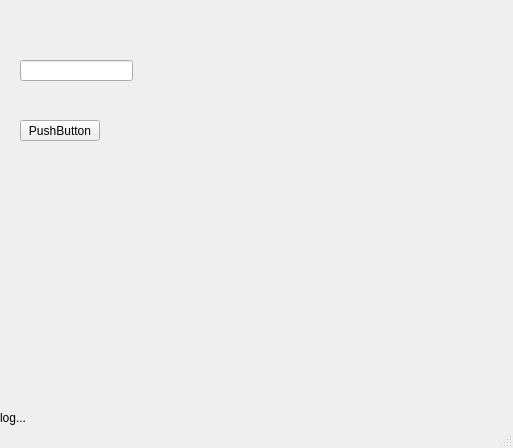
Before: the Qt Designer form MyCalculatorGUI/mainwindow.ui in ElMarshal/MyCalculator, drawn with Qt 5.
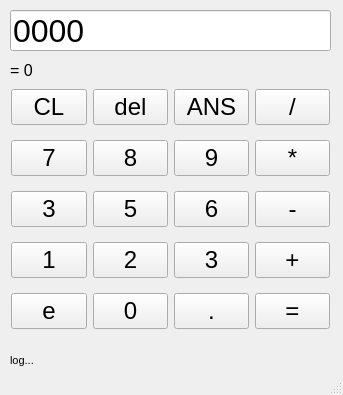
After: the same form once the commit is applied.

Commit message: add classic calculator buttons

Patch:
```diff
--- a/MyCalculatorGUI/mainwindow.ui
+++ b/MyCalculatorGUI/mainwindow.ui
@@ -6,44 +6,39 @@
    <rect>
     <x>0</x>
     <y>0</y>
-    <width>513</width>
-    <height>448</height>
+    <width>343</width>
+    <height>395</height>
    </rect>
   </property>
   <property name="windowTitle">
    <string>MyCalculator</string>
   </property>
   <widget class="QWidget" name="centralwidget">
-   <widget class="QPushButton" name="pushButton">
+   <widget class="QLineEdit" name="edit_exp">
     <property name="geometry">
      <rect>
-      <x>20</x>
-      <y>120</y>
-      <width>80</width>
-      <height>21</height>
+      <x>10</x>
+      <y>10</y>
+      <width>321</width>
+      <height>41</height>
      </rect>
     </property>
+    <property name="font">
+     <font>
+      <pointsize>24</pointsize>
+     </font>
+    </property>
     <property name="text">
-     <string>PushButton</string>
+     <string>0000</string>
     </property>
    </widget>
-   <widget class="QLineEdit" name="lineEdit">
+   <widget class="QLabel" name="lbl_log">
     <property name="geometry">
      <rect>
-      <x>20</x>
-      <y>60</y>
-      <width>113</width>
-      <height>21</height>
-     </rect>
-    </property>
-   </widget>
-   <widget class="QLabel" name="log_label">
-    <property name="geometry">
-     <rect>
-      <x>0</x>
-      <y>410</y>
-      <width>351</width>
-      <height>16</height>
+      <x>10</x>
+      <y>350</y>
+      <width>321</width>
+      <height>20</height>
      </rect>
     </property>
     <property name="sizePolicy">
@@ -52,6 +47,11 @@
       <verstretch>0</verstretch>
      </sizepolicy>
     </property>
+    <property name="font">
+     <font>
+      <pointsize>8</pointsize>
+     </font>
+    </property>
     <property name="text">
      <string>log...</string>
     </property>
@@ -59,6 +59,488 @@
      <bool>false</bool>
     </property>
    </widget>
+   <widget class="QWidget" name="gridLayoutWidget">
+    <property name="geometry">
+     <rect>
+      <x>10</x>
+      <y>80</y>
+      <width>321</width>
+      <height>261</height>
+     </rect>
+    </property>
+    <layout class="QGridLayout" name="gridLayout">
+     <property name="leftMargin">
+      <number>1</number>
+     </property>
+     <property name="rightMargin">
+      <number>1</number>
+     </property>
+     <property name="bottomMargin">
+      <number>1</number>
+     </property>
+     <property name="verticalSpacing">
+      <number>6</number>
+     </property>
+     <item row="3" column="2">
+      <widget class="QPushButton" name="btn_3">
+       <property name="sizePolicy">
+        <sizepolicy hsizetype="Minimum" vsizetype="Maximum">
+         <horstretch>0</horstretch>
+         <verstretch>0</verstretch>
+        </sizepolicy>
+       </property>
+       <property name="font">
+        <font>
+         <pointsize>18</pointsize>
+         <kerning>true</kerning>
+        </font>
+       </property>
+       <property name="autoFillBackground">
+        <bool>false</bool>
+       </property>
+       <property name="text">
+        <string>3</string>
+       </property>
+      </widget>
+     </item>
+     <item row="1" column="1">
+      <widget class="QPushButton" name="btn_8">
+       <property name="sizePolicy">
+        <sizepolicy hsizetype="Minimum" vsizetype="Maximum">
+         <horstretch>0</horstretch>
+         <verstretch>0</verstretch>
+        </sizepolicy>
+       </property>
+       <property name="font">
+        <font>
+         <pointsize>18</pointsize>
+         <kerning>true</kerning>
+        </font>
+       </property>
+       <property name="autoFillBackground">
+        <bool>false</bool>
+       </property>
+       <property name="text">
+        <string>8</string>
+       </property>
+      </widget>
+     </item>
+     <item row="1" column="2">
+      <widget class="QPushButton" name="btn_9">
+       <property name="sizePolicy">
+        <sizepolicy hsizetype="Minimum" vsizetype="Maximum">
+         <horstretch>0</horstretch>
+         <verstretch>0</verstretch>
+        </sizepolicy>
+       </property>
+       <property name="font">
+        <font>
+         <pointsize>18</pointsize>
+         <kerning>true</kerning>
+        </font>
+       </property>
+       <property name="autoFillBackground">
+        <bool>false</bool>
+       </property>
+       <property name="text">
+        <string>9</string>
+       </property>
+      </widget>
+     </item>
+     <item row="2" column="1">
+      <widget class="QPushButton" name="btn_5">
+       <property name="sizePolicy">
+        <sizepolicy hsizetype="Minimum" vsizetype="Maximum">
+         <horstretch>0</horstretch>
+         <verstretch>0</verstretch>
+        </sizepolicy>
+       </property>
+       <property name="font">
+        <font>
+         <pointsize>18</pointsize>
+         <kerning>true</kerning>
+        </font>
+       </property>
+       <property name="autoFillBackground">
+        <bool>false</bool>
+       </property>
+       <property name="text">
+        <string>5</string>
+       </property>
+      </widget>
+     </item>
+     <item row="1" column="3">
+      <widget class="QPushButton" name="btn_mul">
+       <property name="sizePolicy">
+        <sizepolicy hsizetype="Minimum" vsizetype="Maximum">
+         <horstretch>0</horstretch>
+         <verstretch>0</verstretch>
+        </sizepolicy>
+       </property>
+       <property name="font">
+        <font>
+         <pointsize>18</pointsize>
+         <kerning>true</kerning>
+        </font>
+       </property>
+       <property name="autoFillBackground">
+        <bool>false</bool>
+       </property>
+       <property name="text">
+        <string>*</string>
+       </property>
+      </widget>
+     </item>
+     <item row="1" column="0">
+      <widget class="QPushButton" name="btn_7">
+       <property name="sizePolicy">
+        <sizepolicy hsizetype="Minimum" vsizetype="Maximum">
+         <horstretch>0</horstretch>
+         <verstretch>0</verstretch>
+        </sizepolicy>
+       </property>
+       <property name="font">
+        <font>
+         <pointsize>18</pointsize>
+         <kerning>true</kerning>
+        </font>
+       </property>
+       <property name="autoFillBackground">
+        <bool>false</bool>
+       </property>
+       <property name="text">
+        <string>7</string>
+       </property>
+      </widget>
+     </item>
+     <item row="3" column="1">
+      <widget class="QPushButton" name="btn_2">
+       <property name="sizePolicy">
+        <sizepolicy hsizetype="Minimum" vsizetype="Maximum">
+         <horstretch>0</horstretch>
+         <verstretch>0</verstretch>
+        </sizepolicy>
+       </property>
+       <property name="font">
+        <font>
+         <pointsize>18</pointsize>
+         <kerning>true</kerning>
+        </font>
+       </property>
+       <property name="autoFillBackground">
+        <bool>false</bool>
+       </property>
+       <property name="text">
+        <string>2</string>
+       </property>
+      </widget>
+     </item>
+     <item row="4" column="3">
+      <widget class="QPushButton" name="btn_equal">
+       <property name="sizePolicy">
+        <sizepolicy hsizetype="Minimum" vsizetype="Maximum">
+         <horstretch>0</horstretch>
+         <verstretch>0</verstretch>
+        </sizepolicy>
+       </property>
+       <property name="font">
+        <font>
+         <pointsize>18</pointsize>
+         <kerning>true</kerning>
+        </font>
+       </property>
+       <property name="autoFillBackground">
+        <bool>false</bool>
+       </property>
+       <property name="text">
+        <string>=</string>
+       </property>
+      </widget>
+     </item>
+     <item row="3" column="0">
+      <widget class="QPushButton" name="btn_1">
+       <property name="sizePolicy">
+        <sizepolicy hsizetype="Minimum" vsizetype="Maximum">
+         <horstretch>0</horstretch>
+         <verstretch>0</verstretch>
+        </sizepolicy>
+       </property>
+       <property name="font">
+        <font>
+         <pointsize>18</pointsize>
+         <kerning>true</kerning>
+        </font>
+       </property>
+       <property name="autoFillBackground">
+        <bool>false</bool>
+       </property>
+       <property name="text">
+        <string>1</string>
+       </property>
+      </widget>
+     </item>
+     <item row="3" column="3">
+      <widget class="QPushButton" name="btn_plus">
+       <property name="sizePolicy">
+        <sizepolicy hsizetype="Minimum" vsizetype="Maximum">
+         <horstretch>0</horstretch>
+         <verstretch>0</verstretch>
+        </sizepolicy>
+       </property>
+       <property name="font">
+        <font>
+         <pointsize>18</pointsize>
+         <kerning>true</kerning>
+        </font>
+       </property>
+       <property name="autoFillBackground">
+        <bool>false</bool>
+       </property>
+       <property name="text">
+        <string>+</string>
+       </property>
+      </widget>
+     </item>
+     <item row="4" column="1">
+      <widget class="QPushButton" name="btn_0">
+       <property name="sizePolicy">
+        <sizepolicy hsizetype="Minimum" vsizetype="Maximum">
+         <horstretch>0</horstretch>
+         <verstretch>0</verstretch>
+        </sizepolicy>
+       </property>
+       <property name="font">
+        <font>
+         <pointsize>18</pointsize>
+         <kerning>true</kerning>
+        </font>
+       </property>
+       <property name="autoFillBackground">
+        <bool>false</bool>
+       </property>
+       <property name="text">
+        <string>0</string>
+       </property>
+      </widget>
+     </item>
+     <item row="2" column="3">
+      <widget class="QPushButton" name="btn_minus">
+       <property name="sizePolicy">
+        <sizepolicy hsizetype="Minimum" vsizetype="Maximum">
+         <horstretch>0</horstretch>
+         <verstretch>0</verstretch>
+        </sizepolicy>
+       </property>
+       <property name="font">
+        <font>
+         <pointsize>18</pointsize>
+         <kerning>true</kerning>
+        </font>
+       </property>
+       <property name="autoFillBackground">
+        <bool>false</bool>
+       </property>
+       <property name="text">
+        <string>-</string>
+       </property>
+      </widget>
+     </item>
+     <item row="2" column="2">
+      <widget class="QPushButton" name="btn_6">
+       <property name="sizePolicy">
+        <sizepolicy hsizetype="Minimum" vsizetype="Maximum">
+         <horstretch>0</horstretch>
+         <verstretch>0</verstretch>
+        </sizepolicy>
+       </property>
+       <property name="font">
+        <font>
+         <pointsize>18</pointsize>
+         <kerning>true</kerning>
+        </font>
+       </property>
+       <property name="autoFillBackground">
+        <bool>false</bool>
+       </property>
+       <property name="text">
+        <string>6</string>
+       </property>
+      </widget>
+     </item>
+     <item row="4" column="2">
+      <widget class="QPushButton" name="btn_dot">
+       <property name="sizePolicy">
+        <sizepolicy hsizetype="Minimum" vsizetype="Maximum">
+         <horstretch>0</horstretch>
+         <verstretch>0</verstretch>
+        </sizepolicy>
+       </property>
+       <property name="font">
+        <font>
+         <pointsize>18</pointsize>
+         <kerning>true</kerning>
+        </font>
+       </property>
+       <property name="autoFillBackground">
+        <bool>false</bool>
+       </property>
+       <property name="text">
+        <string>.</string>
+       </property>
+      </widget>
+     </item>
+     <item row="2" column="0">
+      <widget class="QPushButton" name="btn_4">
+       <property name="sizePolicy">
+        <sizepolicy hsizetype="Minimum" vsizetype="Maximum">
+         <horstretch>0</horstretch>
+         <verstretch>0</verstretch>
+        </sizepolicy>
+       </property>
+       <property name="font">
+        <font>
+         <pointsize>18</pointsize>
+         <kerning>true</kerning>
+        </font>
+       </property>
+       <property name="autoFillBackground">
+        <bool>false</bool>
+       </property>
+       <property name="text">
+        <string>3</string>
+       </property>
+      </widget>
+     </item>
+     <item row="4" column="0">
+      <widget class="QPushButton" name="btn_e">
+       <property name="sizePolicy">
+        <sizepolicy hsizetype="Minimum" vsizetype="Maximum">
+         <horstretch>0</horstretch>
+         <verstretch>0</verstretch>
+        </sizepolicy>
+       </property>
+       <property name="font">
+        <font>
+         <pointsize>18</pointsize>
+         <kerning>true</kerning>
+        </font>
+       </property>
+       <property name="autoFillBackground">
+        <bool>false</bool>
+       </property>
+       <property name="text">
+        <string>e</string>
+       </property>
+      </widget>
+     </item>
+     <item row="0" column="3">
+      <widget class="QPushButton" name="btn_div">
+       <property name="sizePolicy">
+        <sizepolicy hsizetype="Minimum" vsizetype="Maximum">
+         <horstretch>0</horstretch>
+         <verstretch>0</verstretch>
+        </sizepolicy>
+       </property>
+       <property name="font">
+        <font>
+         <pointsize>18</pointsize>
+         <kerning>true</kerning>
+        </font>
+       </property>
+       <property name="autoFillBackground">
+        <bool>false</bool>
+       </property>
+       <property name="text">
+        <string>/</string>
+       </property>
+      </widget>
+     </item>
+     <item row="0" column="0">
+      <widget class="QPushButton" name="btn_cl">
+       <property name="sizePolicy">
+        <sizepolicy hsizetype="Minimum" vsizetype="Maximum">
+         <horstretch>0</horstretch>
+         <verstretch>0</verstretch>
+        </sizepolicy>
+       </property>
+       <property name="font">
+        <font>
+         <pointsize>18</pointsize>
+         <kerning>true</kerning>
+        </font>
+       </property>
+       <property name="autoFillBackground">
+        <bool>false</bool>
+       </property>
+       <property name="text">
+        <string>CL</string>
+       </property>
+      </widget>
+     </item>
+     <item row="0" column="1">
+      <widget class="QPushButton" name="btn_del">
+       <property name="sizePolicy">
+        <sizepolicy hsizetype="Minimum" vsizetype="Maximum">
+         <horstretch>0</horstretch>
+         <verstretch>0</verstretch>
+        </sizepolicy>
+       </property>
+       <property name="font">
+        <font>
+         <pointsize>18</pointsize>
+         <kerning>true</kerning>
+        </font>
+       </property>
+       <property name="autoFillBackground">
+        <bool>false</bool>
+       </property>
+       <property name="text">
+        <string>del</string>
+       </property>
+      </widget>
+     </item>
+     <item row="0" column="2">
+      <widget class="QPushButton" name="btn_ans">
+       <property name="sizePolicy">
+        <sizepolicy hsizetype="Minimum" vsizetype="Maximum">
+         <horstretch>0</horstretch>
+         <verstretch>0</verstretch>
+        </sizepolicy>
+       </property>
+       <property name="font">
+        <font>
+         <pointsize>18</pointsize>
+         <kerning>true</kerning>
+        </font>
+       </property>
+       <property name="autoFillBackground">
+        <bool>false</bool>
+       </property>
+       <property name="text">
+        <string>ANS</string>
+       </property>
+      </widget>
+     </item>
+    </layout>
+   </widget>
+   <widget class="QLabel" name="lbl_result">
+    <property name="geometry">
+     <rect>
+      <x>10</x>
+      <y>60</y>
+      <width>331</width>
+      <height>20</height>
+     </rect>
+    </property>
+    <property name="font">
+     <font>
+      <pointsize>12</pointsize>
+     </font>
+    </property>
+    <property name="text">
+     <string>= 0</string>
+    </property>
+   </widget>
   </widget>
   <widget class="QStatusBar" name="statusbar"/>
  </widget>
```
Left out of the diff: 19 changed lines with no effect on the pictures. The commit also changes 3 other files.
